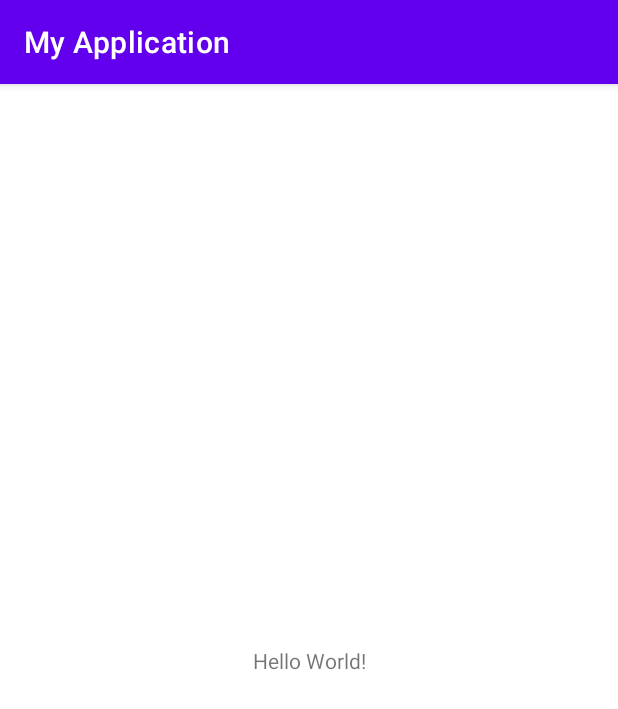
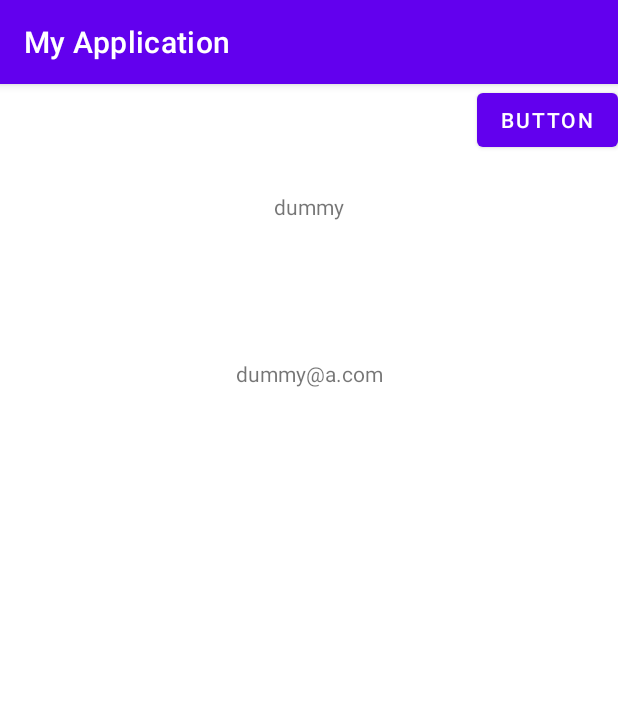
Before and after one commit to dera1337/activitylifecycle_fragment_navigation, an Android app: the screen it shows after launch (MainActivity), on a phone screen of 412 x 824 dp. Shown: the top 709 px of the screen. Run offline under Robolectric (Android 15) with nearby library versions, the phone set to English and light mode, and no system bars.

Commit message:
finalized project 5

```diff
--- a/app/build.gradle
+++ b/app/build.gradle
@@ -14,6 +14,10 @@ android {
         versionName "1.0"
 
         testInstrumentationRunner "androidx.test.runner.AndroidJUnitRunner"
+    }
+
+    buildFeatures {
+        viewBinding true
     }
 
     buildTypes {
@@ -40,4 +44,9 @@ dependencies {
     testImplementation 'junit:junit:4.+'
     androidTestImplementation 'androidx.test.ext:junit:1.1.3'
     androidTestImplementation 'androidx.test.espresso:espresso-core:3.4.0'
+
+    implementation("androidx.lifecycle:lifecycle-viewmodel-ktx:2.4.0")
+    implementation("androidx.lifecycle:lifecycle-livedata-ktx:2.4.0")
+    implementation("androidx.lifecycle:lifecycle-runtime-ktx:2.4.0")
+    implementation "androidx.activity:activity-ktx:1.4.0"
 }
--- a/app/src/main/java/com/example/myapplication/MainActivity.kt
+++ b/app/src/main/java/com/example/myapplication/MainActivity.kt
@@ -2,10 +2,95 @@ package com.example.myapplication
 
 import androidx.appcompat.app.AppCompatActivity
 import android.os.Bundle
+import android.util.Log
+import androidx.activity.viewModels
+import androidx.recyclerview.widget.LinearLayoutManager
+import com.example.myapplication.databinding.ActivityMainBinding
 
 class MainActivity : AppCompatActivity() {
+
+    private lateinit var binding: ActivityMainBinding
+    private lateinit var retardedUsers : MutableList<User>
+    private lateinit var adapter: UserAdapter
+    private val viewModel : MyViewModel by viewModels()
+
+
+
     override fun onCreate(savedInstanceState: Bundle?) {
         super.onCreate(savedInstanceState)
-        setContentView(R.layout.activity_main)
+        binding = ActivityMainBinding.inflate(layoutInflater)
+        setContentView(binding.root)
+        Log.i("onCreate", "onCreate")
+
+        binding.apply {
+            viewModel.apply {
+
+                initializeRecyclerView()
+
+//                retardedUsers = mutableListOf(
+//                        User("babi", "babi@a.com"),
+//                        User("kuda", "kuda@a.com"),
+//                        User("ayam", "ayam@a.com"),
+//                )
+
+//                adapter.populateData(retardedUsers)
+
+
+                btnAdd.setOnClickListener{
+                    insertOneUser()
+//                    insertNewUser()
+//                    adapter.populateData(retardedUsers)
+                }
+
+               users.observe(this@MainActivity, { users ->
+//                    Log.i("LiveData", "$users")
+                   adapter.populateData(users)
+                })
+            }
+        }
+    }
+
+
+    override fun onStart() {
+        super.onStart()
+        Log.i("onStart", "onStart")
+    }
+
+    override fun onRestart() {
+        super.onRestart()
+        Log.i("onRestart", "onRestart")
+    }
+
+    override fun onResume() {
+        super.onResume()
+        Log.i("onResume", "onResume")
+    }
+
+    override fun onPause() {
+        super.onPause()
+        Log.i("onPause", "onPause")
+    }
+
+    override fun onStop() {
+        super.onStop()
+        Log.i("onStop", "onStop")
+    }
+
+    override fun onDestroy() {
+        super.onDestroy()
+        Log.i("onDestroy", "onDestroy")
+    }
+    private fun initializeRecyclerView() {
+        binding.apply {
+            adapter = UserAdapter()
+            rvUsers.adapter = adapter
+            rvUsers.layoutManager = LinearLayoutManager(this@MainActivity)
+        }
+    }
+
+    private fun insertNewUser () {
+        retardedUsers.add(
+            User("helo", "helo@a.com"),
+        )
     }
 }
--- /dev/null
+++ b/app/src/main/java/com/example/myapplication/MyViewModel.kt
@@ -0,0 +1,33 @@
+package com.example.myapplication
+
+import androidx.lifecycle.LiveData
+import androidx.lifecycle.MutableLiveData
+import androidx.lifecycle.ViewModel
+import androidx.lifecycle.viewModelScope
+import kotlinx.coroutines.launch
+
+class MyViewModel : ViewModel(){
+
+    private val _users = MutableLiveData<List<User>>(
+        listOf(
+            User("dummy", "dummy@a.com"),
+//            User("test","email")
+        )
+    )
+    val users: LiveData<List<User>> = _users
+
+    fun insertOneUser() = viewModelScope.launch {
+        var placeholder = users.value!!.toMutableList()
+        placeholder.add(
+            User("test","test@a.com")
+        )
+        /*
+        listof (
+        User("dummy", "dummy@a.com"),
+        User("test","test@a.com"),
+        )
+         */
+        _users.value = placeholder
+
+    }
+}
--- /dev/null
+++ b/app/src/main/java/com/example/myapplication/User.kt
@@ -0,0 +1,6 @@
+package com.example.myapplication
+
+data class User (
+    val name: String,
+    val email: String
+)
--- /dev/null
+++ b/app/src/main/java/com/example/myapplication/UserAdapter.kt
@@ -0,0 +1,41 @@
+package com.example.myapplication
+
+import android.view.LayoutInflater
+import android.view.ViewGroup
+import androidx.recyclerview.widget.RecyclerView
+import com.example.myapplication.databinding.ItemUserBinding
+
+class UserAdapter : RecyclerView.Adapter<UserAdapter.ViewHolder>() {
+
+    private lateinit var binding: ItemUserBinding
+    private val listContainer = mutableListOf<User>()
+
+
+    inner class ViewHolder(binding: ItemUserBinding) : RecyclerView.ViewHolder(binding.root)
+
+    override fun onCreateViewHolder(parent: ViewGroup, viewType: Int): ViewHolder {
+       binding = ItemUserBinding.inflate(
+           LayoutInflater.from(parent.context),
+           parent,
+           false
+       )
+        return ViewHolder(binding)
+    }
+
+    override fun onBindViewHolder(holder: ViewHolder, position: Int) {
+        var user = listContainer[position]
+        binding.apply {
+            tvUser.text = user.name
+            tvEmail.text = user.email
+        }
+    }
+
+    override fun getItemCount(): Int {
+        return listContainer.size
+    }
+    fun populateData (Users: List<User>) {
+        listContainer.clear()
+        listContainer.addAll(Users)
+        notifyDataSetChanged()
+    }
+}
--- a/app/src/main/res/layout/activity_main.xml
+++ b/app/src/main/res/layout/activity_main.xml
@@ -6,13 +6,26 @@
     android:layout_height="match_parent"
     tools:context=".MainActivity">
 
-    <TextView
+    <androidx.recyclerview.widget.RecyclerView
+        android:id="@+id/rvUsers"
+        android:layout_width="match_parent"
+        android:layout_height="match_parent"
+        app:layout_constraintBottom_toBottomOf="parent"
+        app:layout_constraintEnd_toEndOf="parent"
+        app:layout_constraintHorizontal_bias="0.0"
+        app:layout_constraintStart_toStartOf="parent"
+        app:layout_constraintTop_toTopOf="parent"
+        app:layout_constraintVertical_bias="0.0"
+        tools:listitem="@layout/item_user">
+
+    </androidx.recyclerview.widget.RecyclerView>
+
+    <Button
+        android:id="@+id/btnAdd"
         android:layout_width="wrap_content"
         android:layout_height="wrap_content"
-        android:text="Hello World!"
-        app:layout_constraintBottom_toBottomOf="parent"
-        app:layout_constraintLeft_toLeftOf="parent"
-        app:layout_constraintRight_toRightOf="parent"
+        android:text="Button"
+        app:layout_constraintEnd_toEndOf="parent"
         app:layout_constraintTop_toTopOf="parent" />
 
 </androidx.constraintlayout.widget.ConstraintLayout>
--- /dev/null
+++ b/app/src/main/res/layout/item_user.xml
@@ -0,0 +1,28 @@
+<?xml version="1.0" encoding="utf-8"?>
+<androidx.constraintlayout.widget.ConstraintLayout xmlns:android="http://schemas.android.com/apk/res/android"
+    xmlns:app="http://schemas.android.com/apk/res-auto"
+    xmlns:tools="http://schemas.android.com/tools"
+    android:layout_width="match_parent"
+    android:layout_height="250dp">
+
+    <TextView
+        android:id="@+id/tvUser"
+        android:layout_width="wrap_content"
+        android:layout_height="wrap_content"
+        android:layout_marginTop="72dp"
+        android:text="Nama"
+        app:layout_constraintEnd_toEndOf="parent"
+        app:layout_constraintStart_toStartOf="parent"
+        app:layout_constraintTop_toTopOf="parent" />
+
+    <TextView
+        android:id="@+id/tvEmail"
+        android:layout_width="wrap_content"
+        android:layout_height="wrap_content"
+        android:layout_marginTop="92dp"
+        android:text="Email"
+        app:layout_constraintEnd_toEndOf="parent"
+        app:layout_constraintHorizontal_bias="0.502"
+        app:layout_constraintStart_toStartOf="parent"
+        app:layout_constraintTop_toBottomOf="@+id/tvUser" />
+</androidx.constraintlayout.widget.ConstraintLayout>
```
